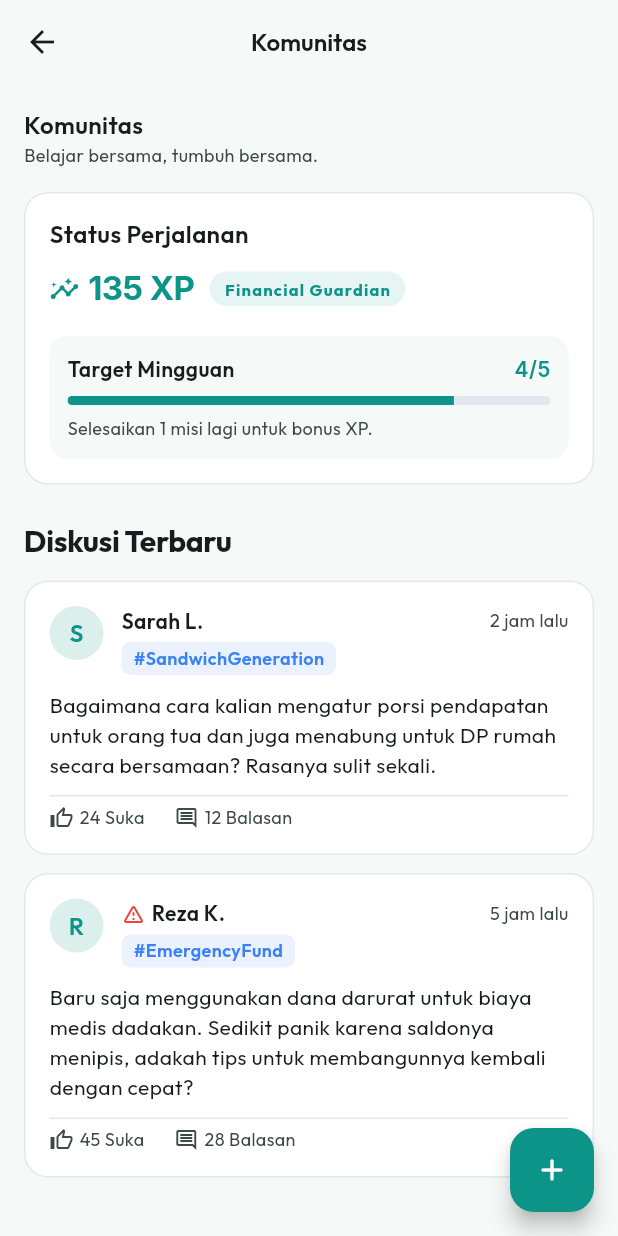
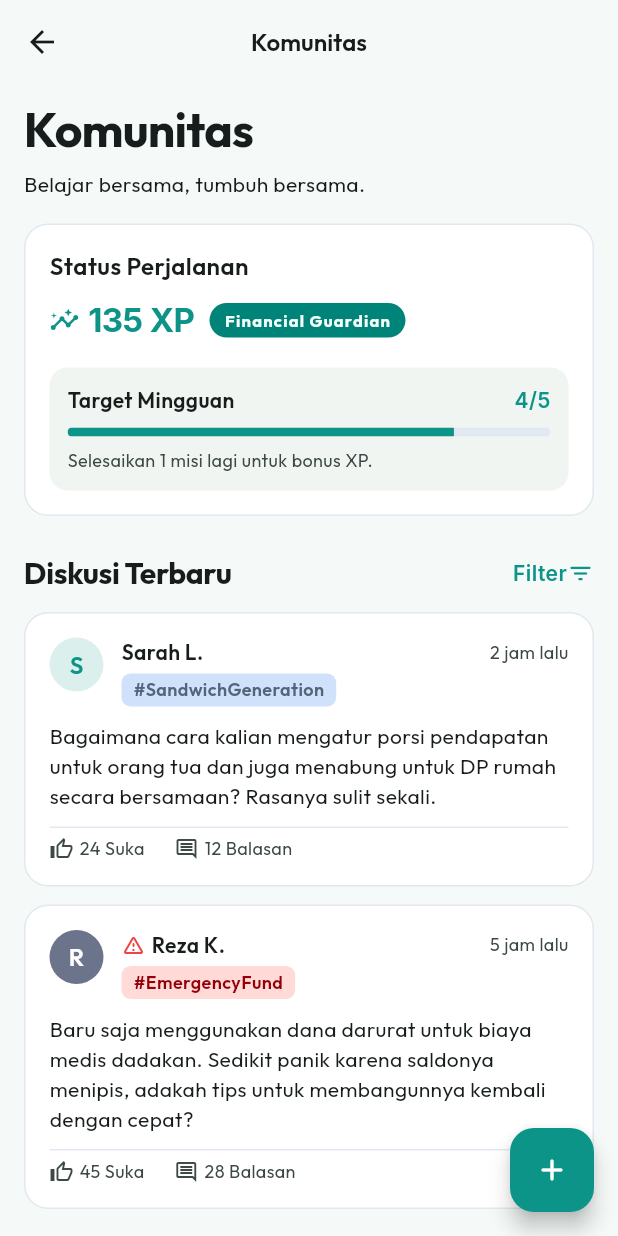
Before and after one commit to MlnKh18/LifeGuard-Finance, a Flutter app: the CommunityView screen opened directly, on a phone screen of 412 x 824 dp. Run offline on Flutter 3.47's test engine with Material 3 defaults, Android fonts, the phone set to English and light mode, and no system bars; our stand-ins replace dartz, equatable, firebase_core, fl_chart, flutter_bloc, get_it and 3 more; accounts and stored records are empty.

Commit message:
feat: align anomaly, community, and mitigation screens with Stitch
- expense_anomaly_page.dart: switch anomaly badge/row styling from
  approximated risk colors to the exact error/error-container M3
  tokens, and tighten card radii (chart 12px, transaction rows 8px)
  to match the Deteksi Anomali mockup.
- community_page.dart: hero title bumped to display scale, XP badge
  now uses a solid primary-container fill, weekly target card uses
  surface-container-low, post avatars/tags differentiate color by
  author and flagged state, added a working tag filter next to
  "Diskusi Terbaru", and reduced the secondary challenge card radius
  to 8px.
- recommendation_page.dart: progress card gets a white+teal-tint
  background with shadow, percentage bumped to 28px, task tiles get
  8px radius and a shadow, and a profile icon was added to the
  AppBar so the header isn't bare.

```diff
--- a/Frontend/lifeguard_finance/lib/features/community/presentation/pages/community_page.dart
+++ b/Frontend/lifeguard_finance/lib/features/community/presentation/pages/community_page.dart
@@ -5,7 +5,6 @@ import '../../../../core/theme/app_colors.dart';
 import '../../../../core/theme/app_text_styles.dart';
 import '../../../../core/widgets/app_card.dart';
 import '../../../../core/widgets/primary_button.dart';
-import '../../../../core/widgets/section_title.dart';
 import '../../domain/entities/community_challenge.dart';
 import '../../domain/entities/community_post.dart';
 import '../../domain/entities/community_progress.dart';
@@ -42,8 +41,15 @@ class CommunityPage extends StatelessWidget {
   }
 }
 
-class CommunityView extends StatelessWidget {
+class CommunityView extends StatefulWidget {
   const CommunityView({super.key});
+
+  @override
+  State<CommunityView> createState() => _CommunityViewState();
+}
+
+class _CommunityViewState extends State<CommunityView> {
+  String? _tagFilter;
 
   @override
   Widget build(BuildContext context) {
@@ -77,19 +83,45 @@ class CommunityView extends StatelessWidget {
   }
 
   Widget _buildContent(BuildContext context, CommunityLoaded state) {
+    final visiblePosts = _tagFilter == null
+        ? state.posts
+        : state.posts.where((p) => p.tag == _tagFilter).toList();
+
     return ListView(
       padding: const EdgeInsets.fromLTRB(16, 8, 16, 96),
       children: [
-        const SectionTitle(
-          title: 'Komunitas',
-          subtitle: 'Belajar bersama, tumbuh bersama.',
-        ),
-        const SizedBox(height: 8),
+        Text('Komunitas', style: AppTextStyles.heading1.copyWith(fontSize: 32)),
+        const SizedBox(height: 4),
+        Text('Belajar bersama, tumbuh bersama.', style: AppTextStyles.bodyMedium),
+        const SizedBox(height: 16),
         _buildProgressCard(state.progress),
         const SizedBox(height: 24),
-        Text('Diskusi Terbaru', style: AppTextStyles.heading2),
+        Row(
+          mainAxisAlignment: MainAxisAlignment.spaceBetween,
+          children: [
+            Text('Diskusi Terbaru', style: AppTextStyles.heading2),
+            PopupMenuButton<String?>(
+              initialValue: _tagFilter,
+              onSelected: (value) => setState(() => _tagFilter = value),
+              itemBuilder: (context) => [
+                const PopupMenuItem(value: null, child: Text('Semua Topik')),
+                ..._availableTags.map((t) => PopupMenuItem(value: t, child: Text(t))),
+              ],
+              child: Row(
+                mainAxisSize: MainAxisSize.min,
+                children: [
+                  Text(
+                    _tagFilter ?? 'Filter',
+                    style: AppTextStyles.dataLabel.copyWith(color: AppColors.primary, fontWeight: FontWeight.w600),
+                  ),
+                  const Icon(Icons.filter_list_rounded, size: 18, color: AppColors.primary),
+                ],
+              ),
+            ),
+          ],
+        ),
         const SizedBox(height: 12),
-        ...state.posts.map((post) => _buildPostCard(context, post)),
+        ...visiblePosts.map((post) => _buildPostCard(context, post)),
         const SizedBox(height: 24),
         Text('Tantangan Aktif', style: AppTextStyles.heading2),
         const SizedBox(height: 12),
@@ -117,12 +149,12 @@ class CommunityView extends StatelessWidget {
               Container(
                 padding: const EdgeInsets.symmetric(horizontal: 10, vertical: 4),
                 decoration: BoxDecoration(
-                  color: AppColors.primary.withAlpha(26),
+                  color: AppColors.primaryContainer,
                   borderRadius: BorderRadius.circular(20),
                 ),
                 child: Text(
                   progress.badge,
-                  style: AppTextStyles.label.copyWith(color: AppColors.primary),
+                  style: AppTextStyles.label.copyWith(color: AppColors.onPrimaryContainer),
                 ),
               ),
             ],
@@ -131,7 +163,7 @@ class CommunityView extends StatelessWidget {
           Container(
             padding: const EdgeInsets.all(12),
             decoration: BoxDecoration(
-              color: AppColors.background,
+              color: AppColors.surfaceContainerLow,
               borderRadius: BorderRadius.circular(12),
             ),
             child: Column(
@@ -181,10 +213,12 @@ class CommunityView extends StatelessWidget {
             children: [
               CircleAvatar(
                 radius: 18,
-                backgroundColor: AppColors.primary.withAlpha(38),
+                backgroundColor: post.authorName.hashCode.isEven ? AppColors.primary.withAlpha(38) : AppColors.tertiaryContainer,
                 child: Text(
                   post.authorName.isNotEmpty ? post.authorName[0].toUpperCase() : '?',
-                  style: AppTextStyles.heading3.copyWith(color: AppColors.primary),
+                  style: AppTextStyles.heading3.copyWith(
+                    color: post.authorName.hashCode.isEven ? AppColors.primary : AppColors.onTertiaryContainer,
+                  ),
                 ),
               ),
               const SizedBox(width: 12),
@@ -206,12 +240,15 @@ class CommunityView extends StatelessWidget {
                     Container(
                       padding: const EdgeInsets.symmetric(horizontal: 8, vertical: 3),
                       decoration: BoxDecoration(
-                        color: AppColors.secondary.withAlpha(26),
+                        color: post.isFlagged ? AppColors.errorContainer : AppColors.secondaryContainer,
                         borderRadius: BorderRadius.circular(6),
                       ),
                       child: Text(
                         post.tag,
-                        style: AppTextStyles.bodySmall.copyWith(color: AppColors.secondary, fontWeight: FontWeight.w600),
+                        style: AppTextStyles.bodySmall.copyWith(
+                          color: post.isFlagged ? AppColors.onErrorContainer : AppColors.onSecondaryContainer,
+                          fontWeight: FontWeight.w600,
+                        ),
                       ),
                     ),
                   ],
@@ -316,6 +353,7 @@ class CommunityView extends StatelessWidget {
 
     return AppCard(
       margin: const EdgeInsets.only(bottom: 12),
+      borderRadius: 8.0,
       child: Row(
         children: [
           Expanded(
```
Also changed, not shown: Frontend/lifeguard_finance/lib/features/anomaly_detection/presentation/pages/expense_anomaly_page.dart (+12 -10 lines), Frontend/lifeguard_finance/lib/features/recommendation/presentation/pages/recommendation_page.dart (+11 -2 lines).
